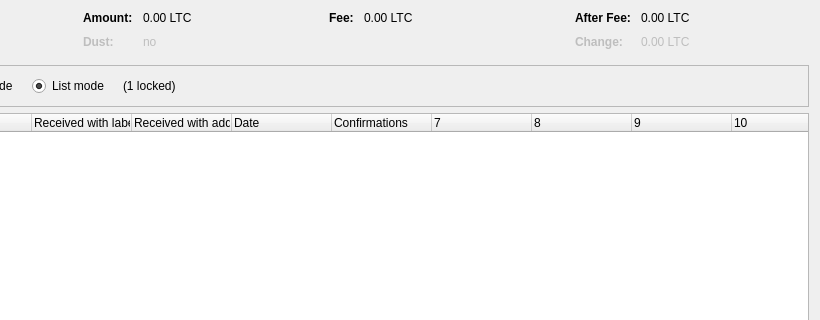
The window that src/qt/forms/coincontroldialog.ui (utarn/litecoin) describes before a commit, drawn with Qt 5; both pictures show x 180 to 1000 and y 0 to 320 of the 1000 by 500 pixel window.
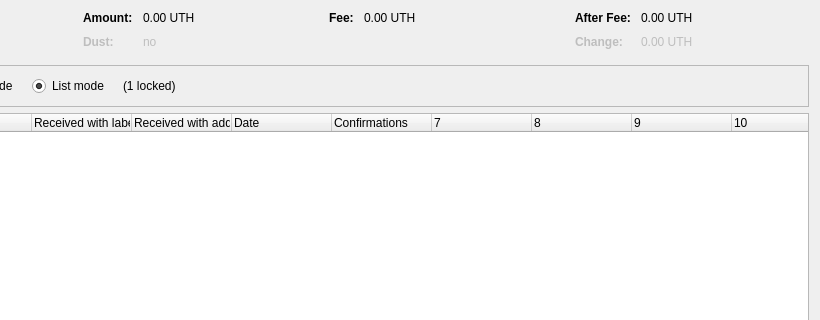
The same window after the commit. Custom widgets are drawn as their Qt base class.

```diff
--- a/src/qt/forms/coincontroldialog.ui
+++ b/src/qt/forms/coincontroldialog.ui
@@ -132,7 +132,7 @@
           <enum>Qt::ActionsContextMenu</enum>
          </property>
          <property name="text">
-          <string notr="true">0.00 LTC</string>
+          <string notr="true">0.00 UTH</string>
          </property>
          <property name="textInteractionFlags">
           <set>Qt::LinksAccessibleByMouse|Qt::TextSelectableByKeyboard|Qt::TextSelectableByMouse</set>
@@ -212,7 +212,7 @@
           <enum>Qt::ActionsContextMenu</enum>
          </property>
          <property name="text">
-          <string notr="true">0.00 LTC</string>
+          <string notr="true">0.00 UTH</string>
          </property>
          <property name="textInteractionFlags">
           <set>Qt::LinksAccessibleByMouse|Qt::TextSelectableByKeyboard|Qt::TextSelectableByMouse</set>
@@ -257,7 +257,7 @@
           <enum>Qt::ActionsContextMenu</enum>
          </property>
          <property name="text">
-          <string notr="true">0.00 LTC</string>
+          <string notr="true">0.00 UTH</string>
          </property>
          <property name="textInteractionFlags">
           <set>Qt::LinksAccessibleByMouse|Qt::TextSelectableByKeyboard|Qt::TextSelectableByMouse</set>
@@ -292,7 +292,7 @@
           <enum>Qt::ActionsContextMenu</enum>
          </property>
          <property name="text">
-          <string notr="true">0.00 LTC</string>
+          <string notr="true">0.00 UTH</string>
          </property>
          <property name="textInteractionFlags">
           <set>Qt::LinksAccessibleByMouse|Qt::TextSelectableByKeyboard|Qt::TextSelectableByMouse</set>
```
